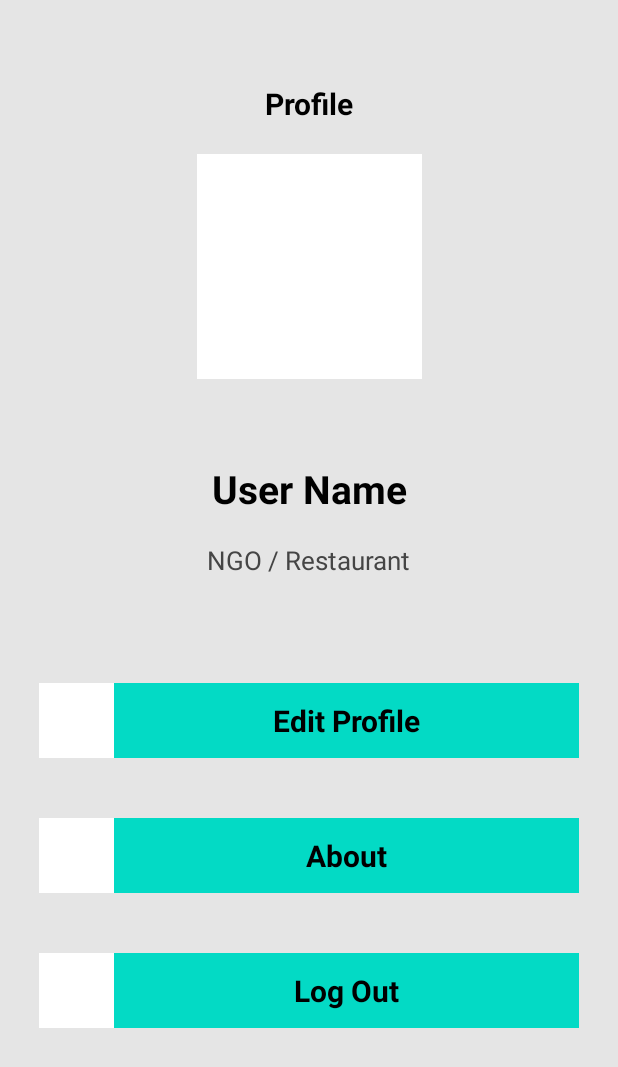
After one commit to addy0110/Foodonate, an Android app: the fragment UserProfileFragment shown on its own in the app's theme, on a phone screen of 412 x 824 dp. The commit adds this screen. Shown: the top 1067 px of the screen. Run offline under Robolectric (Android 15) with nearby library versions, the phone set to English and light mode, and no system bars; our stand-ins replace data binding.

Commit message:
Profile page Implementation
Implemented profile page fragment with initial functionalities

```diff
--- /dev/null
+++ b/app/src/main/java/com/example/foodonate/fragment/UserProfileFragment.kt
@@ -0,0 +1,30 @@
+package com.example.foodonate.fragment
+
+import android.os.Bundle
+import androidx.fragment.app.Fragment
+import android.view.LayoutInflater
+import android.view.View
+import android.view.ViewGroup
+import com.example.foodonate.databinding.FragmentUserProfileBinding
+
+class UserProfileFragment : Fragment() {
+
+    lateinit var binding: FragmentUserProfileBinding
+    override fun onCreateView(
+        inflater: LayoutInflater, container: ViewGroup?,
+        savedInstanceState: Bundle?
+    ): View {
+        binding = FragmentUserProfileBinding.inflate(layoutInflater, container, false)
+        binding.openEditPage.setOnClickListener {
+            //view?.findNavController()?.navigate(R.id.action_signInFragment_to_registerFragment)
+        }
+
+        binding.openAboutPage.setOnClickListener {
+            //view?.findNavController()?.navigate(R.id.action_signInFragment_to_registerFragment)
+        }
+
+        binding.openLogOut.setOnClickListener {
+        }
+        return binding.root
+    }
+}
--- /dev/null
+++ b/app/src/main/res/layout/fragment_user_profile.xml
@@ -0,0 +1,144 @@
+<?xml version="1.0" encoding="utf-8"?>
+<layout xmlns:android="http://schemas.android.com/apk/res/android"
+    xmlns:app="http://schemas.android.com/apk/res-auto"
+    xmlns:tools="http://schemas.android.com/tools"
+    tools:context=".fragment.UserProfileFragment">
+
+    <androidx.constraintlayout.widget.ConstraintLayout
+        android:layout_width="match_parent"
+        android:layout_height="match_parent"
+        android:background="@color/backgroundColour">
+
+        <TextView
+            android:id="@+id/profile"
+            android:layout_width="wrap_content"
+            android:layout_height="wrap_content"
+            android:layout_marginTop="55dp"
+            android:text="Profile"
+            android:textColor="@color/black"
+            android:textSize="20dp"
+            android:textStyle="bold"
+            app:layout_constraintEnd_toEndOf="parent"
+            app:layout_constraintStart_toStartOf="parent"
+            app:layout_constraintTop_toTopOf="parent" />
+
+        <ImageView
+            android:id="@+id/profileImageView"
+            android:layout_width="150dp"
+            android:layout_height="150dp"
+            android:layout_marginTop="20dp"
+            android:background="@color/white"
+            android:scaleType="centerCrop"
+            app:layout_constraintEnd_toEndOf="parent"
+            app:layout_constraintStart_toStartOf="parent"
+            app:layout_constraintTop_toBottomOf="@id/profile" />
+
+        <TextView
+            android:id="@+id/profileName"
+            android:layout_width="wrap_content"
+            android:layout_height="wrap_content"
+            android:layout_marginTop="55dp"
+            android:text="User Name"
+            android:textColor="@color/black"
+            android:textSize="26dp"
+            android:textStyle="bold"
+            app:layout_constraintEnd_toEndOf="parent"
+            app:layout_constraintStart_toStartOf="parent"
+            app:layout_constraintTop_toBottomOf="@id/profileImageView" />
+
+        <TextView
+            android:id="@+id/userTypeText"
+            android:layout_width="wrap_content"
+            android:layout_height="wrap_content"
+            android:layout_marginTop="18dp"
+            android:text="NGO / Restaurant"
+            android:textColor="@color/app_gray"
+            android:textSize="17dp"
+            app:layout_constraintEnd_toEndOf="parent"
+            app:layout_constraintStart_toStartOf="parent"
+            app:layout_constraintTop_toBottomOf="@id/profileName" />
+
+        <androidx.appcompat.widget.LinearLayoutCompat
+            android:layout_width="360dp"
+            android:layout_height="wrap_content"
+            android:layout_marginTop="70dp"
+            android:orientation="vertical"
+            app:layout_constraintEnd_toEndOf="parent"
+            app:layout_constraintStart_toStartOf="parent"
+            app:layout_constraintTop_toBottomOf="@id/userTypeText">
+
+            <androidx.appcompat.widget.LinearLayoutCompat
+                android:id="@+id/openEditPage"
+                android:layout_width="match_parent"
+                android:layout_height="wrap_content"
+                android:background="@color/teal_200">
+
+                <ImageView
+                    android:layout_width="50dp"
+                    android:layout_height="50dp"
+                    android:background="@color/white" />
+
+                <TextView
+                    android:layout_width="match_parent"
+                    android:layout_height="50dp"
+                    android:gravity="center"
+                    android:maxLines="1"
+                    android:text="Edit Profile"
+                    android:textColor="@color/black"
+                    android:textSize="20dp"
+                    android:textStyle="bold" />
+
+            </androidx.appcompat.widget.LinearLayoutCompat>
+
+            <androidx.appcompat.widget.LinearLayoutCompat
+                android:layout_width="match_parent"
+                android:layout_height="wrap_content"
+                android:layout_marginTop="40dp"
+                android:background="@color/teal_200"
+                android:id="@+id/openAboutPage">
+
+                <ImageView
+                    android:layout_width="50dp"
+                    android:layout_height="50dp"
+                    android:background="@color/white" />
+
+                <TextView
+                    android:layout_width="match_parent"
+                    android:layout_height="50dp"
+                    android:gravity="center"
+                    android:maxLines="1"
+                    android:text="About"
+                    android:textColor="@color/black"
+                    android:textSize="20dp"
+                    android:textStyle="bold" />
+
+            </androidx.appcompat.widget.LinearLayoutCompat>
+
+            <androidx.appcompat.widget.LinearLayoutCompat
+                android:layout_width="match_parent"
+                android:layout_height="wrap_content"
+                android:layout_marginTop="40dp"
+                android:background="@color/teal_200"
+                android:id="@+id/openLogOut">
+
+                <ImageView
+                    android:layout_width="50dp"
+                    android:layout_height="50dp"
+                    android:background="@color/white" />
+
+                <TextView
+                    android:layout_width="match_parent"
+                    android:layout_height="50dp"
+                    android:gravity="center"
+                    android:maxLines="1"
+                    android:text="Log Out"
+                    android:textColor="@color/black"
+                    android:textSize="20dp"
+                    android:textStyle="bold" />
+
+            </androidx.appcompat.widget.LinearLayoutCompat>
+
+        </androidx.appcompat.widget.LinearLayoutCompat>
+
+    </androidx.constraintlayout.widget.ConstraintLayout>
+</layout>
--- a/app/src/main/res/navigation/nav_graph.xml
+++ b/app/src/main/res/navigation/nav_graph.xml
@@ -41,4 +41,5 @@
             android:id="@+id/action_registerFragment_to_signInFragment"
             app:destination="@id/signInFragment" />
     </fragment>
+
 </navigation>
--- a/app/src/main/res/values/colors.xml
+++ b/app/src/main/res/values/colors.xml
@@ -8,4 +8,5 @@
     <color name="black">#FF000000</color>
     <color name="white">#FFFFFFFF</color>
     <color name="backgroundColour">#E5E5E5</color>
+    <color name="app_gray">#454545</color>
 </resources>
--- a/build.gradle
+++ b/build.gradle
@@ -6,7 +6,7 @@ buildscript {
     }
     dependencies {
         classpath "com.android.tools.build:gradle:7.0.4"
-        classpath "org.jetbrains.kotlin:kotlin-gradle-plugin:1.6.10"
+        classpath 'org.jetbrains.kotlin:kotlin-gradle-plugin:1.7.10'
 
         // NOTE: Do not place your application dependencies here; they belong
         // in the individual module build.gradle files
```
